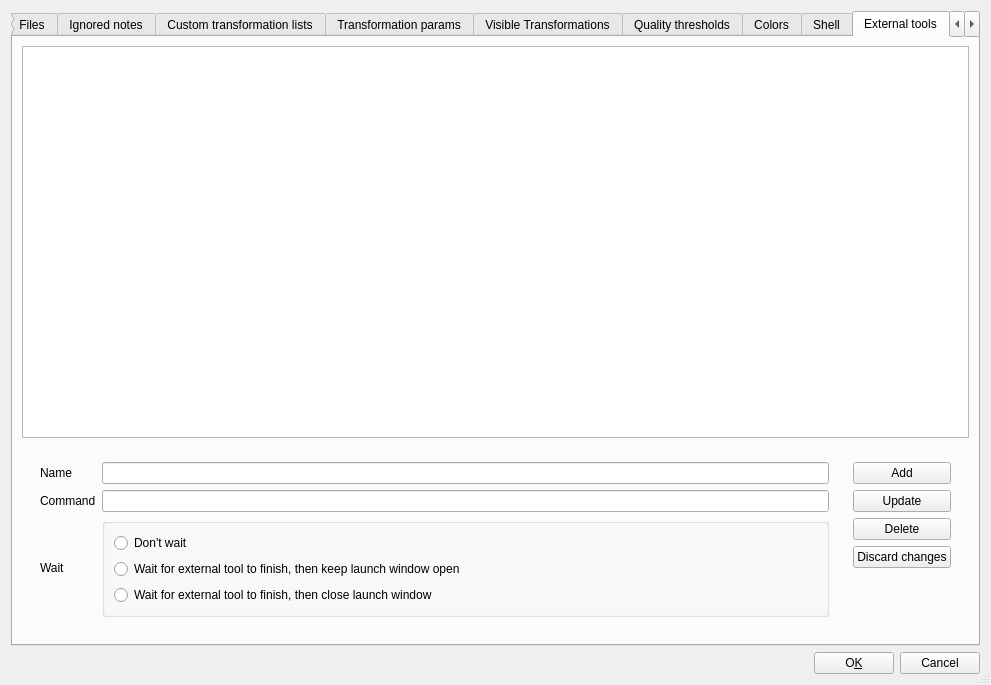
First picture: the form in src/Config.ui, repository mciobanu/mp3diags, before the edit.
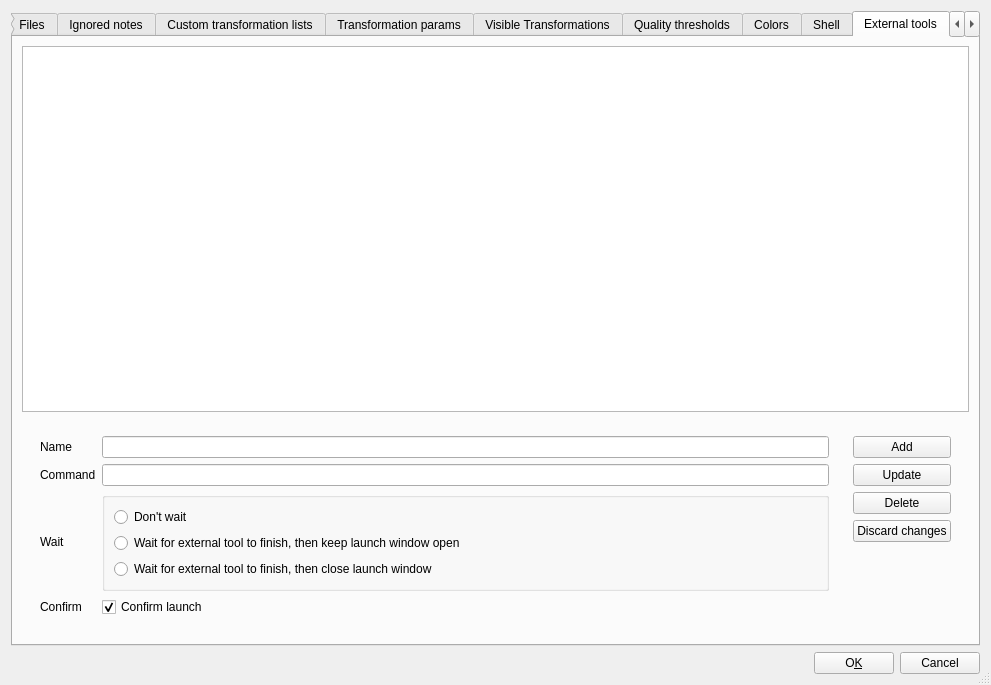
Second picture: the form after the edit. The open tabs and pages were chosen to show the change. Icons and pictures are not drawn.

Commit message: Added launch confirm option. Resize and populate table fixes.

The edit to the form file:
```diff
--- a/src/Config.ui
+++ b/src/Config.ui
@@ -2405,6 +2405,23 @@
                </property>
               </spacer>
              </item>
+             <item row="4" column="1">
+              <widget class="QCheckBox" name="m_pExtToolConfirmLaunchCkB">
+               <property name="text">
+                <string>Confirm launch</string>
+               </property>
+               <property name="checked">
+                <bool>true</bool>
+               </property>
+              </widget>
+             </item>
+             <item row="4" column="0">
+              <widget class="QLabel" name="label_38">
+               <property name="text">
+                <string>Confirm</string>
+               </property>
+              </widget>
+             </item>
             </layout>
            </widget>
           </item>
```
The commit also changes 7 other files.
